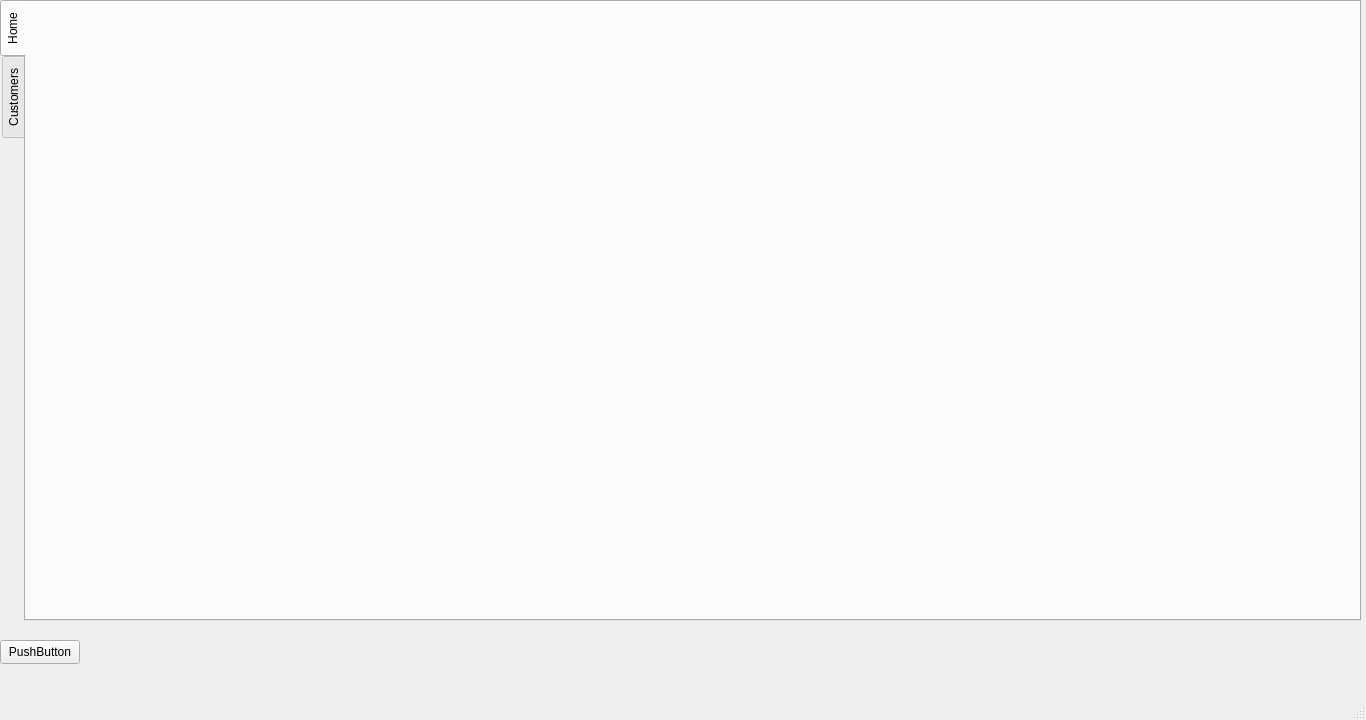
The window that CarRent/mainscreen.ui (Mani-SSH/Car_Rental) describes before a commit, drawn with Qt 5.
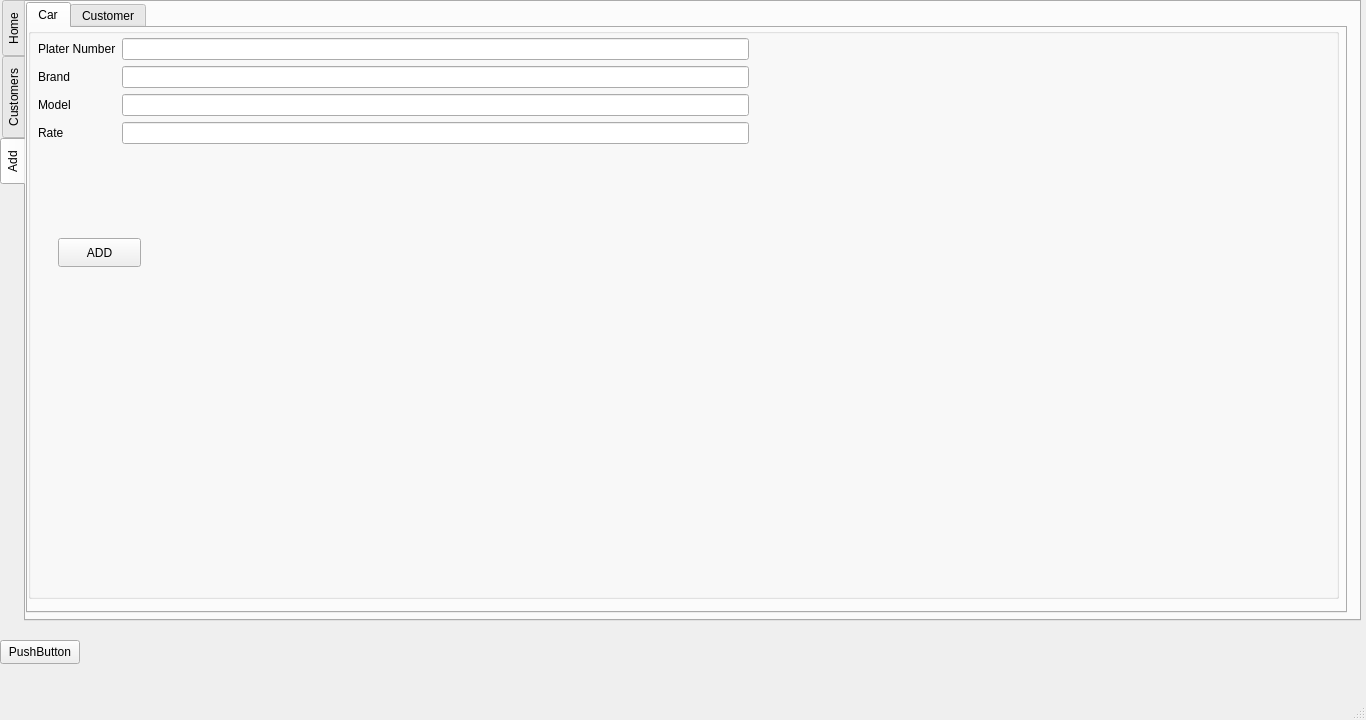
The same window after the commit.

Commit message:
added new class car
-made ui for adding car
-made new class car

```diff
--- a/CarRent/mainscreen.ui
+++ b/CarRent/mainscreen.ui
@@ -47,7 +47,7 @@
      <enum>QTabWidget::West</enum>
     </property>
     <property name="currentIndex">
-     <number>0</number>
+     <number>2</number>
     </property>
     <widget class="QWidget" name="tab">
      <attribute name="title">
@@ -59,6 +59,144 @@
       <string>Customers</string>
      </attribute>
     </widget>
+    <widget class="QWidget" name="tab_Add">
+     <attribute name="title">
+      <string>Add</string>
+     </attribute>
+     <widget class="QWidget" name="gridLayoutWidget_2">
+      <property name="geometry">
+       <rect>
+        <x>0</x>
+        <y>0</y>
+        <width>1321</width>
+        <height>611</height>
+       </rect>
+      </property>
+      <layout class="QGridLayout" name="gridLayout_2">
+       <item row="0" column="0">
+        <widget class="QTabWidget" name="tabWidget_2">
+         <property name="currentIndex">
+          <number>0</number>
+         </property>
+         <widget class="QWidget" name="tab_addCar">
+          <attribute name="title">
+           <string>Car</string>
+          </attribute>
+          <widget class="QGroupBox" name="groupBox">
+           <property name="geometry">
+            <rect>
+             <x>0</x>
+             <y>0</y>
+             <width>1311</width>
+             <height>571</height>
+            </rect>
+           </property>
+           <property name="font">
+            <font>
+             <pointsize>9</pointsize>
+            </font>
+           </property>
+           <property name="title">
+            <string/>
+           </property>
+           <widget class="QWidget" name="formLayoutWidget">
+            <property name="geometry">
+             <rect>
+              <x>10</x>
+              <y>10</y>
+              <width>711</width>
+              <height>162</height>
+             </rect>
+            </property>
+            <layout class="QFormLayout" name="formLayout">
+             <item row="0" column="0">
+              <widget class="QLabel" name="label">
+               <property name="text">
+                <string>Plater Number</string>
+               </property>
+              </widget>
+             </item>
+             <item row="0" column="1">
+              <widget class="QLineEdit" name="lineEdit_plateNum"/>
+             </item>
+             <item row="1" column="0">
+              <widget class="QLabel" name="label_2">
+               <property name="text">
+                <string>Brand</string>
+               </property>
+               <property name="alignment">
+                <set>Qt::AlignRight|Qt::AlignTrailing|Qt::AlignVCenter</set>
+               </property>
+              </widget>
+             </item>
+             <item row="1" column="1">
+              <widget class="QLineEdit" name="lineEdit_brand"/>
+             </item>
+             <item row="2" column="0">
+              <widget class="QLabel" name="label_3">
+               <property name="text">
+                <string>Model</string>
+               </property>
+              </widget>
+             </item>
+             <item row="2" column="1">
+              <widget class="QLineEdit" name="lineEdit_model"/>
+             </item>
+             <item row="3" column="0">
+              <widget class="QLabel" name="label_4">
+               <property name="text">
+                <string>Rate</string>
+               </property>
+              </widget>
+             </item>
+             <item row="3" column="1">
+              <widget class="QLineEdit" name="lineEdit_rate"/>
+             </item>
+            </layout>
+           </widget>
+           <widget class="QPushButton" name="pushButton_addCar">
+            <property name="geometry">
+             <rect>
+              <x>30</x>
+              <y>210</y>
+              <width>83</width>
+              <height>29</height>
+             </rect>
+            </property>
+            <property name="text">
+             <string>ADD</string>
+            </property>
+           </widget>
+           <widget class="QLabel" name="label_warnRate">
+            <property name="geometry">
+             <rect>
+              <x>110</x>
+              <y>160</y>
+              <width>606</width>
+              <height>20</height>
+             </rect>
+            </property>
+            <property name="font">
+             <font>
+              <pointsize>7</pointsize>
+             </font>
+            </property>
+            <property name="text">
+             <string/>
+            </property>
+           </widget>
+          </widget>
+         </widget>
+         <widget class="QWidget" name="tab_addCustomer">
+          <attribute name="title">
+           <string>Customer</string>
+          </attribute>
+         </widget>
+        </widget>
+       </item>
+      </layout>
+     </widget>
+    </widget>
    </widget>
    <widget class="QPushButton" name="pushButton">
     <property name="geometry">
```
Left out of the diff: 6 changed lines with no effect on the pictures. The commit also changes 10 other files.
